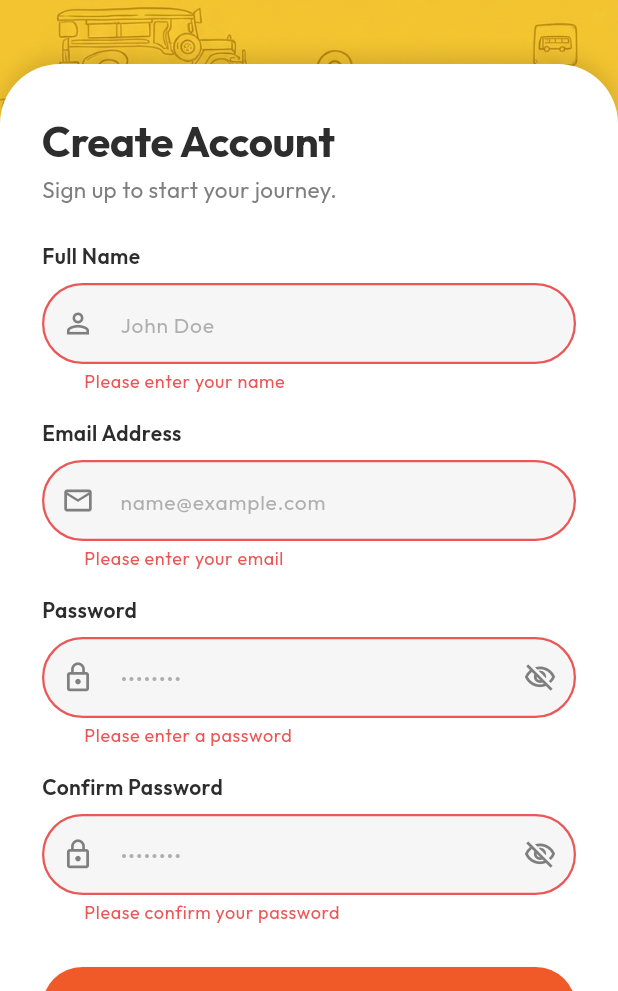
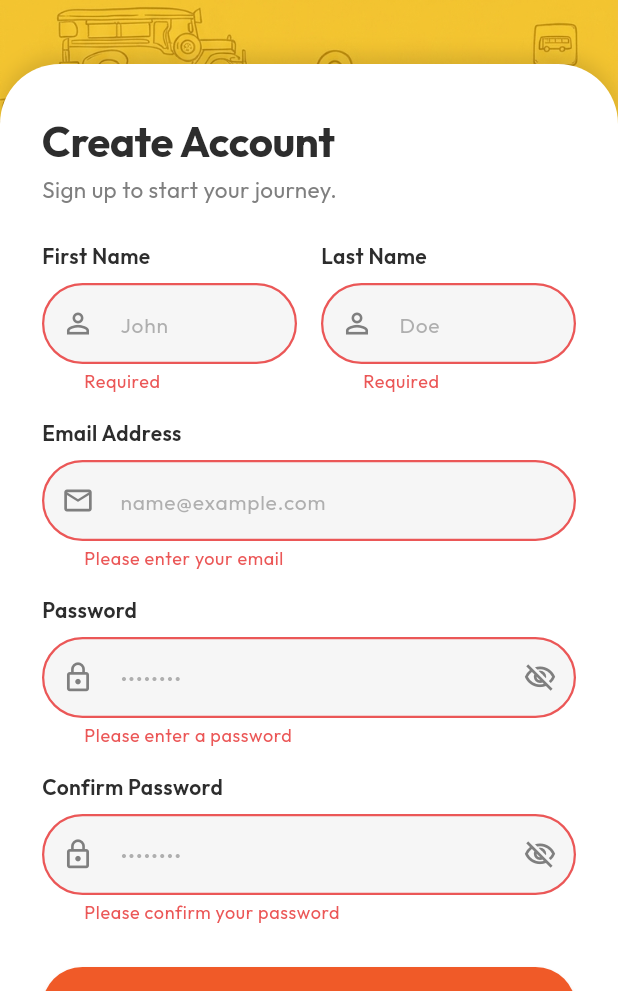
Before and after one commit to 28BEANS/tuki, a Flutter app: the RegistrationScreen screen opened directly, after a tap on "Sign Up", on a phone screen of 412 x 824 dp, the part 245-1236 px from its top. Run offline on Flutter 3.47's test engine with Material 3 defaults, Android fonts, the phone set to English and light mode, and no system bars; our stand-ins replace google_fonts, supabase_flutter; accounts and stored records are empty.

Commit message:
add: separate firstName and lastName text fields on registration screen

```diff
--- a/apps/mobile/lib/screens/registration_screen.dart
+++ b/apps/mobile/lib/screens/registration_screen.dart
@@ -13,7 +13,8 @@ class RegistrationScreen extends StatefulWidget {
 
 class _RegistrationScreenState extends State<RegistrationScreen> {
   final _formKey = GlobalKey<FormState>();
-  final _nameController = TextEditingController();
+  final _firstNameController = TextEditingController();
+  final _lastNameController = TextEditingController();
   final _emailController = TextEditingController();
   final _passwordController = TextEditingController();
   final _confirmPasswordController = TextEditingController();
@@ -23,7 +24,8 @@ class _RegistrationScreenState extends State<RegistrationScreen> {
 
   @override
   void dispose() {
-    _nameController.dispose();
+    _firstNameController.dispose();
+    _lastNameController.dispose();
     _emailController.dispose();
     _passwordController.dispose();
     _confirmPasswordController.dispose();
@@ -35,12 +37,14 @@ class _RegistrationScreenState extends State<RegistrationScreen> {
       final authController = Provider.of<AuthController>(context, listen: false);
       final email = _emailController.text.trim();
       final password = _passwordController.text;
-      final fullName = _nameController.text.trim();
+      final firstName = _firstNameController.text.trim();
+      final lastName = _lastNameController.text.trim();
 
       final success = await authController.signUp(
         email: email,
         password: password,
-        fullName: fullName,
+        firstName: firstName,
+        lastName: lastName,
       );
 
       if (mounted) {
@@ -169,9 +173,15 @@ class _RegistrationScreenState extends State<RegistrationScreen> {
                             ),
                             const SizedBox(height: 24),
 
-                            // Full Name label & input
+                            // First Name & Last Name side-by-side
+                            Row(
+                              children: [
+                                Expanded(
+                                  child: Column(
+                                    crossAxisAlignment: CrossAxisAlignment.start,
+                                    children: [
                                       Text(
-                              'Full Name',
+                                        'First Name',
                                         style: GoogleFonts.outfit(
                                           fontWeight: FontWeight.w600,
                                           color: TukiTheme.darkText,
@@ -180,19 +190,56 @@ class _RegistrationScreenState extends State<RegistrationScreen> {
                                       ),
                                       const SizedBox(height: 8),
                                       TextFormField(
-                              controller: _nameController,
+                                        controller: _firstNameController,
                                         keyboardType: TextInputType.name,
                                         style: GoogleFonts.outfit(color: TukiTheme.darkText, fontSize: 15),
                                         decoration: const InputDecoration(
                                           prefixIcon: Icon(Icons.person_outline, size: 22),
-                                hintText: 'John Doe',
+                                          hintText: 'John',
                                         ),
                                         validator: (value) {
                                           if (value == null || value.trim().isEmpty) {
-                                  return 'Please enter your name';
+                                            return 'Required';
                                           }
                                           return null;
                                         },
+                                      ),
+                                    ],
+                                  ),
+                                ),
+                                const SizedBox(width: 16),
+                                Expanded(
+                                  child: Column(
+                                    crossAxisAlignment: CrossAxisAlignment.start,
+                                    children: [
+                                      Text(
+                                        'Last Name',
+                                        style: GoogleFonts.outfit(
+                                          fontWeight: FontWeight.w600,
+                                          color: TukiTheme.darkText,
+                                          fontSize: 14,
+                                        ),
+                                      ),
+                                      const SizedBox(height: 8),
+                                      TextFormField(
+                                        controller: _lastNameController,
+                                        keyboardType: TextInputType.name,
+                                        style: GoogleFonts.outfit(color: TukiTheme.darkText, fontSize: 15),
+                                        decoration: const InputDecoration(
+                                          prefixIcon: Icon(Icons.person_outline, size: 22),
+                                          hintText: 'Doe',
+                                        ),
+                                        validator: (value) {
+                                          if (value == null || value.trim().isEmpty) {
+                                            return 'Required';
+                                          }
+                                          return null;
+                                        },
+                                      ),
+                                    ],
+                                  ),
+                                ),
+                              ],
                             ),
                             const SizedBox(height: 16),
 
```
Lines whose indentation alone changed are shown as unchanged.
